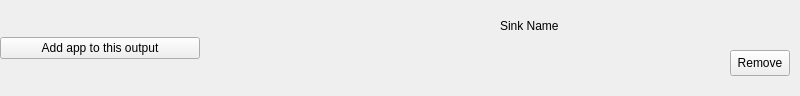
This is RouteWidget.ui in skylineone044/simple-app-audio-router as Qt 5 draws it before an edit. The edited form follows.
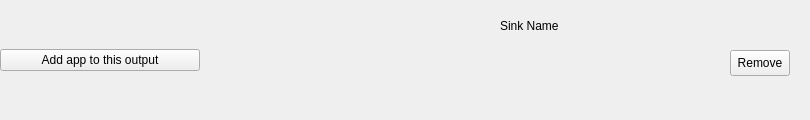
This is the edited form.

Commit message: add more app otuput comboboxes, and resize the layouts correctly

Diff of the .ui file:
```diff
--- a/RouteWidget.ui
+++ b/RouteWidget.ui
@@ -6,8 +6,8 @@
    <rect>
     <x>0</x>
     <y>0</y>
-    <width>800</width>
-    <height>96</height>
+    <width>810</width>
+    <height>120</height>
    </rect>
   </property>
   <property name="sizePolicy">
@@ -16,6 +16,12 @@
     <verstretch>0</verstretch>
    </sizepolicy>
   </property>
+  <property name="minimumSize">
+   <size>
+    <width>810</width>
+    <height>120</height>
+   </size>
+  </property>
   <property name="windowTitle">
    <string>Widget Root</string>
   </property>
@@ -25,15 +31,24 @@
      <x>0</x>
      <y>10</y>
      <width>491</width>
-     <height>76</height>
+     <height>101</height>
     </rect>
    </property>
    <layout class="QVBoxLayout" name="verticalLayout">
+    <property name="sizeConstraint">
+     <enum>QLayout::SetMinimumSize</enum>
+    </property>
     <item>
      <layout class="QVBoxLayout" name="appOutputs"/>
     </item>
     <item>
      <widget class="QPushButton" name="addMoreAppsButton">
+      <property name="sizePolicy">
+       <sizepolicy hsizetype="Fixed" vsizetype="Fixed">
+        <horstretch>0</horstretch>
+        <verstretch>0</verstretch>
+       </sizepolicy>
+      </property>
       <property name="maximumSize">
        <size>
         <width>200</width>
```
Left out of the diff: 18 changed lines with no effect on the pictures. The commit also changes 2 other files.
